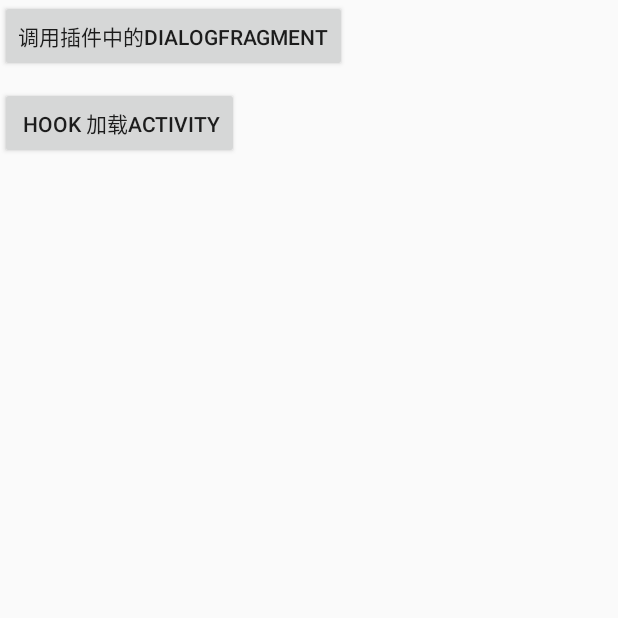
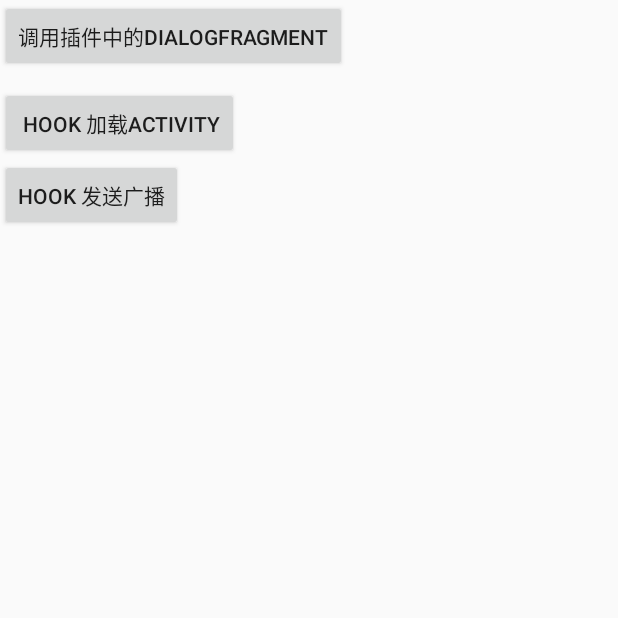
Before and after one commit to 13767004362/HookDemo, an Android app: the screen it shows after launch (MainActivity), after a tap on "调用插件中的DIALOGFRAGMENT", on a phone screen of 412 x 824 dp, the top half of it. Run offline under Robolectric (Android 15) with nearby library versions, the phone set to English and light mode, and no system bars; libraries missing offline, so code that uses them is left out: me.weishu.reflection; 1 statement that could not run was skipped.

Commit message:
Hook 广播，加载插件中的静态广播

```diff
--- a/app/src/main/java/com/xingen/hookdemo/MainActivity.java
+++ b/app/src/main/java/com/xingen/hookdemo/MainActivity.java
@@ -10,6 +10,7 @@ import android.view.View;
 
 import com.xingen.hookdemo.hook.activity.AMSHook;
 import com.xingen.hookdemo.hook.classLoader.ClassLoaderHookManager;
+import com.xingen.hookdemo.hook.receiver.ReceiverHookManager;
 import com.xingen.hookdemo.utils.Utils;
 
 import java.io.File;
@@ -31,14 +32,16 @@ public class MainActivity extends Activity implements View.OnClickListener {
         this.cacheDir = Utils.getCacheDir(newBase).getAbsolutePath();
         this.dexClassLoader = new DexClassLoader(dexPath, cacheDir, null, this.getClassLoader());
         ClassLoaderHookManager.init(new File(dexPath),new File(cacheDir+File.separator+"plugin.dex"),this.getClassLoader());
+        ReceiverHookManager.init(newBase,dexPath);
+
     }
-
     @Override
     protected void onCreate(Bundle savedInstanceState) {
         super.onCreate(savedInstanceState);
         setContentView(R.layout.activity_main);
         findViewById(R.id.main_load_plugin_btn).setOnClickListener(this);
         findViewById(R.id.main_hook_activity_btn).setOnClickListener(this);
+        findViewById(R.id.main_hook_receiver_btn).setOnClickListener(this);
 
     }
 
@@ -50,13 +53,21 @@ public class MainActivity extends Activity implements View.OnClickListener {
                 loadPlugin();
                 break;
             case R.id.main_hook_activity_btn:
-
-
                 loadTargetActivity();
+                break;
+            case R.id.main_hook_receiver_btn:
+            {
+                sendActionBroadcast();
+            }
                 break;
 
         }
-
+    }
+    private void sendActionBroadcast(){
+        final  String action="com.xingen.plugin.receiver.PluginReceiver";
+        Intent intent=new Intent();
+        intent.setAction(action);
+        sendBroadcast(intent);
     }
 
     /**
--- /dev/null
+++ b/app/src/main/java/com/xingen/hookdemo/hook/receiver/ReceiverHookManager.java
@@ -0,0 +1,88 @@
+package com.xingen.hookdemo.hook.receiver;
+
+
+import android.content.BroadcastReceiver;
+import android.content.Context;
+import android.content.IntentFilter;
+import android.content.pm.ActivityInfo;
+import android.content.pm.PackageManager;
+
+
+import java.io.File;
+import java.lang.reflect.Field;
+import java.lang.reflect.Method;
+import java.util.HashMap;
+import java.util.List;
+import java.util.Map;
+
+/**
+ * @author HeXinGen
+ * date 2019/6/11.
+ */
+public class ReceiverHookManager {
+    private static Map<ActivityInfo, List<? extends IntentFilter>> receivers = new HashMap<>();
+
+    public static void init(Context context, String apkFilePath) {
+        preloadParseReceiver(apkFilePath);
+        // 因已经自定义过classloader，已经加载了插件的dex ,这里省略加载的过程。
+        registerPluginReceiver(context);
+    }
+
+    /**
+     *  注册插件中的广播
+     * @param context
+     */
+    private static void registerPluginReceiver(Context context){
+        try {
+            ClassLoader classLoader= ReceiverHookManager.class.getClassLoader();
+            for ( ActivityInfo activityInfo:receivers.keySet()){
+                List<? extends IntentFilter> intentFilters=receivers.get(activityInfo);
+                BroadcastReceiver broadcastReceiver=(BroadcastReceiver) classLoader.loadClass(activityInfo.name).newInstance();
+                if (intentFilters!=null&&broadcastReceiver!=null){
+                    for ( IntentFilter intentFilter:intentFilters){
+                        context.registerReceiver(broadcastReceiver,intentFilter);
+                    }
+                }
+            }
+        }catch (Exception e){
+            e.printStackTrace();
+        }
+    }
+
+    /**
+     *  解析插件中的广播
+     * @param apkFilePath
+     */
+    private static void preloadParseReceiver(String apkFilePath) {
+        try {
+            // 先获取PackageParser对象
+            Class<?> packageParserClass = Class.forName("android.content.pm.PackageParser");
+            Object packageParser = packageParserClass.newInstance();
+            //接着获取PackageParser.Package
+            Method parsePackageMethod = packageParserClass.getDeclaredMethod("parsePackage", File.class, int.class);
+            parsePackageMethod.setAccessible(true);
+            Object packageParser$package = parsePackageMethod.invoke(packageParser, new File(apkFilePath), PackageManager.GET_RECEIVERS);
+            // 接着获取到Package中的receivers列表
+            Class<?> packageParser$package_Class = packageParser$package.getClass();
+            Field receiversField= packageParser$package_Class.getDeclaredField("receivers");
+            receiversField.setAccessible(true);
+            List receiversList= (List) receiversField.get(packageParser$package);
+            Class<?> packageParser$Activity_Class =Class.forName("android.content.pm.PackageParser$Activity");
+            // intent-filter过滤器
+            Field intentsFiled=packageParser$Activity_Class.getField("intents");
+            intentsFiled.setAccessible(true);
+            // 获取 name
+            Field infoField=packageParser$Activity_Class.getDeclaredField("info");
+            infoField.setAccessible(true);
+            for (Object receiver:receiversList){
+                ActivityInfo info=(ActivityInfo) infoField.get(receiver);
+                List<? extends IntentFilter> intentFiltersList= (List<? extends IntentFilter>) intentsFiled.get(receiver);
+                receivers.put(info,intentFiltersList);
+            }
+        } catch (Exception e) {
+            e.printStackTrace();
+        }
+    }
+
+
+}
--- a/app/src/main/res/layout/activity_main.xml
+++ b/app/src/main/res/layout/activity_main.xml
@@ -22,5 +22,11 @@
         android:layout_marginTop="10dp"
         app:layout_constraintTop_toBottomOf="@+id/main_load_plugin_btn"
         android:layout_height="wrap_content" />
+    <Button
+        android:id="@+id/main_hook_receiver_btn"
+        android:layout_width="wrap_content"
+         android:text="Hook 发送广播"
+        app:layout_constraintTop_toBottomOf="@+id/main_hook_activity_btn"
+        android:layout_height="wrap_content" />
 
 </android.support.constraint.ConstraintLayout>
--- a/plugin/src/main/AndroidManifest.xml
+++ b/plugin/src/main/AndroidManifest.xml
@@ -10,6 +10,11 @@
         android:supportsRtl="true"
         android:theme="@style/AppTheme">
 
+        <receiver android:name="com.xingen.plugin.receiver.PluginReceiver">
+            <intent-filter>
+                <action android:name="com.xingen.plugin.receiver.PluginReceiver"></action>
+            </intent-filter>
+        </receiver>
 
     </application>
 
```
Also changed, not shown: plugin/src/main/java/com/xingen/plugin/receiver/PluginReceiver.java (added, +17 -0 lines), 1 other file.
